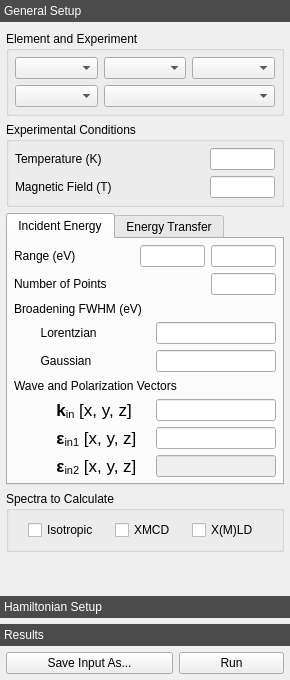
First picture: the form in crispy/resources/gui/uis/quanty/main.ui, repository mretegan/crispy, before the edit.
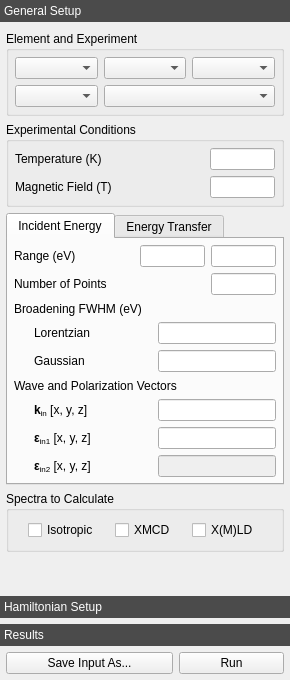
Second picture: the form after the edit. Custom widgets are drawn as their Qt base class.

Diff of the .ui file:
```diff
--- a/crispy/resources/gui/uis/quanty/main.ui
+++ b/crispy/resources/gui/uis/quanty/main.ui
@@ -415,10 +415,26 @@
             </item>
             <item>
              <layout class="QHBoxLayout" name="e1LorentzianHBoxLayout">
+              <item>
+               <spacer name="e1LorentzianLeftSpacer">
+                <property name="orientation">
+                 <enum>Qt::Horizontal</enum>
+                </property>
+                <property name="sizeType">
+                 <enum>QSizePolicy::Fixed</enum>
+                </property>
+                <property name="sizeHint" stdset="0">
+                 <size>
+                  <width>20</width>
+                  <height>20</height>
+                 </size>
+                </property>
+               </spacer>
+              </item>
               <item>
                <widget class="QLabel" name="e1LorentzianLabel">
                 <property name="text">
-                 <string>        Lorentzian</string>
+                 <string>Lorentzian</string>
                 </property>
                </widget>
               </item>
@@ -448,10 +464,26 @@
             </item>
             <item>
              <layout class="QHBoxLayout" name="e1GaussianHBoxLayout">
+              <item>
+               <spacer name="e1GaussianLeftSpacer">
+                <property name="orientation">
+                 <enum>Qt::Horizontal</enum>
+                </property>
+                <property name="sizeType">
+                 <enum>QSizePolicy::Fixed</enum>
+                </property>
+                <property name="sizeHint" stdset="0">
+                 <size>
+                  <width>20</width>
+                  <height>20</height>
+                 </size>
+                </property>
+               </spacer>
+              </item>
               <item>
                <widget class="QLabel" name="e1GaussianLabel">
                 <property name="text">
-                 <string>        Gaussian</string>
+                 <string>Gaussian</string>
                 </property>
                </widget>
               </item>
@@ -485,14 +517,26 @@
             </item>
             <item>
              <layout class="QHBoxLayout" name="kinHBoxLayout">
+              <item>
+               <spacer name="kinLeftSpacer">
+                <property name="orientation">
+                 <enum>Qt::Horizontal</enum>
+                </property>
+                <property name="sizeType">
+                 <enum>QSizePolicy::Fixed</enum>
+                </property>
+                <property name="sizeHint" stdset="0">
+                 <size>
+                  <width>20</width>
+                  <height>20</height>
+                 </size>
+                </property>
+               </spacer>
+              </item>
               <item>
                <widget class="QLabel" name="kinLabel">
                 <property name="text">
-                 <string>&lt;!DOCTYPE HTML PUBLIC &quot;-//W3C//DTD HTML 4.0//EN&quot; &quot;http://www.w3.org/TR/REC-html40/strict.dtd&quot;&gt;
-&lt;html&gt;&lt;head&gt;&lt;meta name=&quot;qrichtext&quot; content=&quot;1&quot; /&gt;&lt;style type=&quot;text/css&quot;&gt;
-p, li { white-space: pre-wrap; }
-&lt;/style&gt;&lt;/head&gt;&lt;body style=&quot; font-family:'.SF NS Text'; font-size:13pt; font-weight:400; font-style:normal;&quot;&gt;
-&lt;p style=&quot; margin-top:12px; margin-bottom:12px; margin-left:0px; margin-right:0px; -qt-block-indent:0; text-indent:0px;&quot;&gt;         &lt;span style=&quot; font-weight:600;&quot;&gt;k&lt;/span&gt;&lt;span style=&quot; vertical-align:sub;&quot;&gt;in&lt;/span&gt; [x, y, z]&lt;/p&gt;&lt;/body&gt;&lt;/html&gt;</string>
+                 <string>&lt;html&gt;&lt;head/&gt;&lt;body&gt;&lt;p&gt;&lt;span style=&quot; font-weight:600;&quot;&gt;k&lt;/span&gt;&lt;span style=&quot; vertical-align:sub;&quot;&gt;in&lt;/span&gt; [x, y, z]&lt;/p&gt;&lt;/body&gt;&lt;/html&gt;</string>
                 </property>
                </widget>
               </item>
@@ -519,14 +563,26 @@
             </item>
             <item>
              <layout class="QHBoxLayout" name="ein1HBoxLayout">
+              <item>
+               <spacer name="ein1LeftSpacer">
+                <property name="orientation">
+                 <enum>Qt::Horizontal</enum>
+                </property>
+                <property name="sizeType">
+                 <enum>QSizePolicy::Fixed</enum>
+                </property>
+                <property name="sizeHint" stdset="0">
+                 <size>
+                  <width>20</width>
+                  <height>20</height>
+                 </size>
+                </property>
+               </spacer>
+              </item>
               <item>
                <widget class="QLabel" name="ein1Label">
                 <property name="text">
-                 <string>&lt;!DOCTYPE HTML PUBLIC &quot;-//W3C//DTD HTML 4.0//EN&quot; &quot;http://www.w3.org/TR/REC-html40/strict.dtd&quot;&gt;
-&lt;html&gt;&lt;head&gt;&lt;meta name=&quot;qrichtext&quot; content=&quot;1&quot; /&gt;&lt;style type=&quot;text/css&quot;&gt;
-p, li { white-space: pre-wrap; }
-&lt;/style&gt;&lt;/head&gt;&lt;body style=&quot; font-family:'.SF NS Text'; font-size:13pt; font-weight:400; font-style:normal;&quot;&gt;
-&lt;p style=&quot; margin-top:12px; margin-bottom:12px; margin-left:0px; margin-right:0px; -qt-block-indent:0; text-indent:0px;&quot;&gt;         &lt;span style=&quot; font-weight:600;&quot;&gt;ε&lt;/span&gt;&lt;span style=&quot; vertical-align:sub;&quot;&gt;in1&lt;/span&gt; [x, y, z]&lt;/p&gt;&lt;/body&gt;&lt;/html&gt;</string>
+                 <string>&lt;html&gt;&lt;head/&gt;&lt;body&gt;&lt;p&gt;&lt;span style=&quot; font-weight:600;&quot;&gt;ε&lt;/span&gt;&lt;span style=&quot; vertical-align:sub;&quot;&gt;in1&lt;/span&gt; [x, y, z]&lt;/p&gt;&lt;/body&gt;&lt;/html&gt;</string>
                 </property>
                </widget>
               </item>
@@ -556,14 +612,26 @@
             </item>
             <item>
              <layout class="QHBoxLayout" name="ein2HBoxLayout">
+              <item>
+               <spacer name="ein2LeftSpacer">
+                <property name="orientation">
+                 <enum>Qt::Horizontal</enum>
+                </property>
+                <property name="sizeType">
+                 <enum>QSizePolicy::Fixed</enum>
+                </property>
+                <property name="sizeHint" stdset="0">
+                 <size>
+                  <width>20</width>
+                  <height>20</height>
+                 </size>
+                </property>
+               </spacer>
+              </item>
               <item>
                <widget class="QLabel" name="ein2Label">
                 <property name="text">
-                 <string>&lt;!DOCTYPE HTML PUBLIC &quot;-//W3C//DTD HTML 4.0//EN&quot; &quot;http://www.w3.org/TR/REC-html40/strict.dtd&quot;&gt;
-&lt;html&gt;&lt;head&gt;&lt;meta name=&quot;qrichtext&quot; content=&quot;1&quot; /&gt;&lt;style type=&quot;text/css&quot;&gt;
-p, li { white-space: pre-wrap; }
-&lt;/style&gt;&lt;/head&gt;&lt;body style=&quot; font-family:'.SF NS Text'; font-size:13pt; font-weight:400; font-style:normal;&quot;&gt;
-&lt;p style=&quot; margin-top:12px; margin-bottom:12px; margin-left:0px; margin-right:0px; -qt-block-indent:0; text-indent:0px;&quot;&gt;         &lt;span style=&quot; font-weight:600;&quot;&gt;ε&lt;/span&gt;&lt;span style=&quot; vertical-align:sub;&quot;&gt;in2&lt;/span&gt; [x, y, z]&lt;/p&gt;&lt;/body&gt;&lt;/html&gt;</string>
+                 <string>&lt;html&gt;&lt;head/&gt;&lt;body&gt;&lt;p&gt;&lt;span style=&quot; font-weight:600;&quot;&gt;ε&lt;/span&gt;&lt;span style=&quot; vertical-align:sub;&quot;&gt;in2&lt;/span&gt; [x, y, z]&lt;/p&gt;&lt;/body&gt;&lt;/html&gt;</string>
                 </property>
                </widget>
               </item>
```
Left out of the diff: 102 changed lines with no effect on the pictures.
